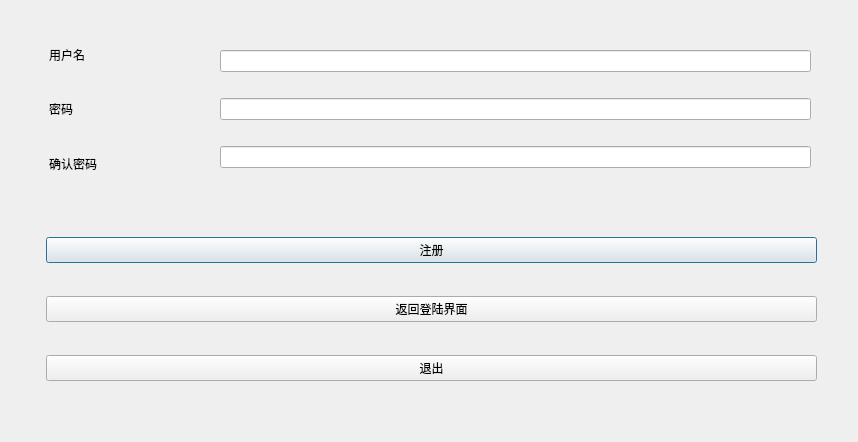
Before: the Qt Designer form Client/UI/TrainUI/regist.ui in TimerChen/TrainTickets, drawn with Qt 5.
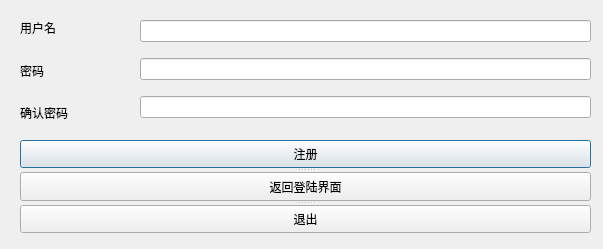
After: the same form once the commit is applied. Icons and pictures are not drawn.

Diff of the .ui file:
```diff
--- a/Client/UI/TrainUI/regist.ui
+++ b/Client/UI/TrainUI/regist.ui
@@ -6,20 +6,20 @@
    <rect>
     <x>0</x>
     <y>0</y>
-    <width>858</width>
-    <height>442</height>
+    <width>603</width>
+    <height>249</height>
    </rect>
   </property>
   <property name="minimumSize">
    <size>
-    <width>858</width>
-    <height>442</height>
+    <width>603</width>
+    <height>249</height>
    </size>
   </property>
   <property name="maximumSize">
    <size>
-    <width>858</width>
-    <height>442</height>
+    <width>603</width>
+    <height>249</height>
    </size>
   </property>
   <property name="windowTitle">
@@ -28,10 +28,10 @@
   <widget class="QWidget" name="layoutWidget">
    <property name="geometry">
     <rect>
-     <x>49</x>
-     <y>30</y>
+     <x>20</x>
+     <y>10</y>
      <width>118</width>
-     <height>158</height>
+     <height>121</height>
     </rect>
    </property>
    <layout class="QVBoxLayout" name="verticalLayout">
@@ -61,10 +61,10 @@
   <widget class="QWidget" name="layoutWidget">
    <property name="geometry">
     <rect>
-     <x>220</x>
-     <y>30</y>
-     <width>591</width>
-     <height>161</height>
+     <x>140</x>
+     <y>10</y>
+     <width>451</width>
+     <height>121</height>
     </rect>
    </property>
    <layout class="QVBoxLayout" name="verticalLayout_2">
@@ -79,38 +79,33 @@
     </item>
    </layout>
   </widget>
-  <widget class="QWidget" name="layoutWidget">
+  <widget class="QSplitter" name="splitter">
    <property name="geometry">
     <rect>
-     <x>46</x>
-     <y>210</y>
-     <width>771</width>
-     <height>200</height>
+     <x>20</x>
+     <y>140</y>
+     <width>571</width>
+     <height>93</height>
     </rect>
    </property>
-   <layout class="QVBoxLayout" name="verticalLayout_3">
-    <item>
+   <property name="orientation">
+    <enum>Qt::Vertical</enum>
+   </property>
      <widget class="QPushButton" name="loginBtn">
       <property name="text">
        <string>注册</string>
       </property>
      </widget>
-    </item>
-    <item>
      <widget class="QPushButton" name="backtologinBtn">
       <property name="text">
        <string>返回登陆界面</string>
       </property>
      </widget>
-    </item>
-    <item>
      <widget class="QPushButton" name="exitButton">
       <property name="text">
        <string>退出</string>
       </property>
      </widget>
-    </item>
-   </layout>
   </widget>
  </widget>
  <resources/>
```
Left out of the diff: 4 changed lines with no effect on the pictures. Lines whose indentation alone changed are shown as unchanged.
